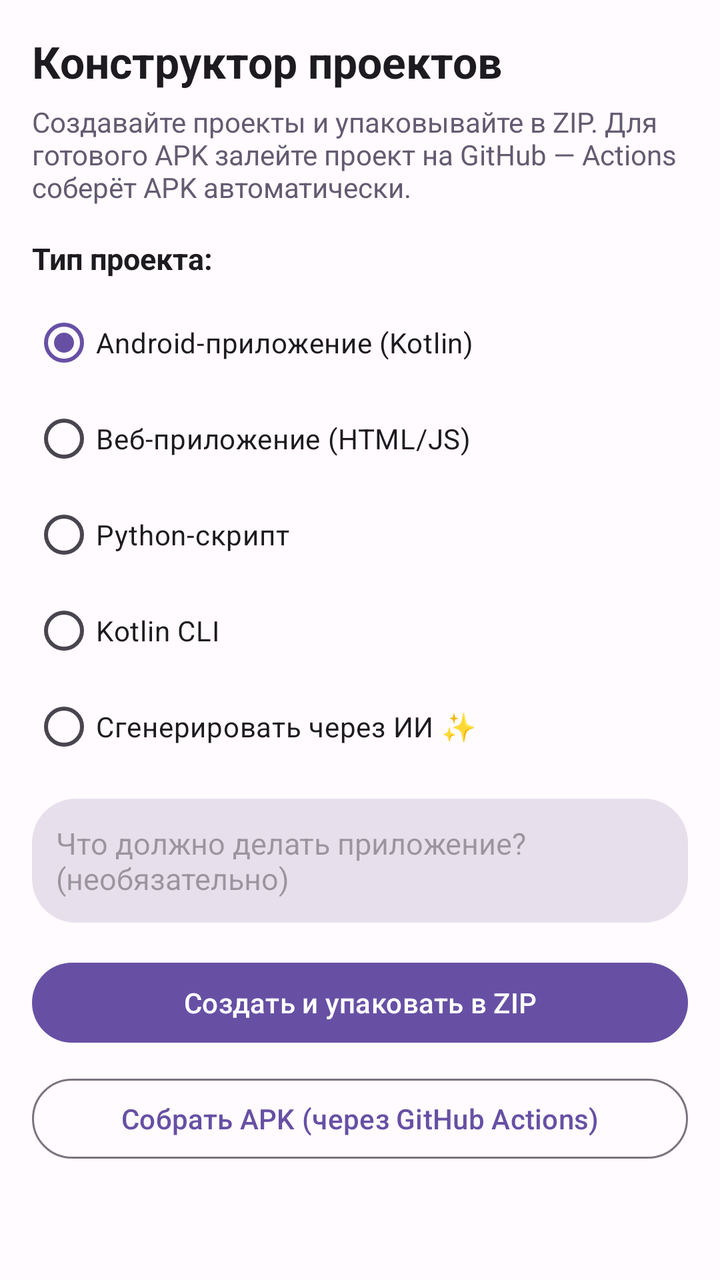
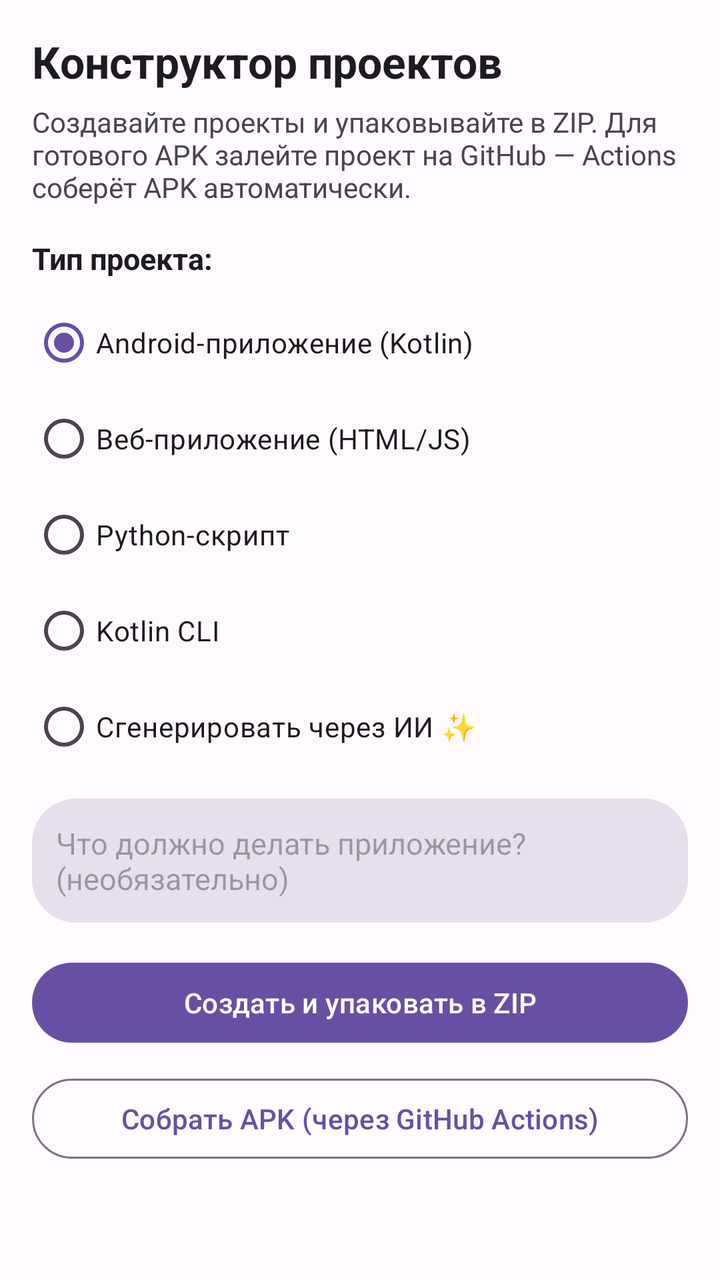

Two renders of the same Android screen: before a commit and after it. Below are the layout's source before the change and the commit's diff.
<!-- AndroidManifest.xml: application theme Theme.DevAIStudio -->
<!-- res/layout/fragment_builder.xml -->
<?xml version="1.0" encoding="utf-8"?>
<ScrollView xmlns:android="http://schemas.android.com/apk/res/android"
    xmlns:app="http://schemas.android.com/apk/res-auto"
    android:layout_width="match_parent"
    android:layout_height="match_parent"
    android:fillViewport="true">

    <LinearLayout
        android:layout_width="match_parent"
        android:layout_height="wrap_content"
        android:orientation="vertical"
        android:padding="16dp">

        <TextView
            android:id="@+id/builder_header"
            android:layout_width="match_parent"
            android:layout_height="wrap_content"
            android:text="@string/builder_title"
            android:textColor="@color/on_surface"
            android:textSize="22sp"
            android:textStyle="bold" />

        <TextView
            android:layout_width="match_parent"
            android:layout_height="wrap_content"
            android:layout_marginTop="6dp"
            android:text="@string/builder_subtitle"
            android:textColor="@color/secondary"
            android:textSize="14sp" />

        <TextView
            android:layout_width="match_parent"
            android:layout_height="wrap_content"
            android:layout_marginTop="16dp"
            android:text="Тип проекта:"
            android:textColor="@color/on_surface"
            android:textSize="15sp"
            android:textStyle="bold" />

        <RadioGroup
            android:id="@+id/type_group"
            android:layout_width="match_parent"
            android:layout_height="wrap_content"
            android:layout_marginTop="8dp">

            <RadioButton
                android:id="@+id/type_android"
                android:layout_width="match_parent"
                android:layout_height="wrap_content"
                android:checked="true"
                android:text="@string/builder_type_android"
                android:textColor="@color/on_surface" />

            <RadioButton
                android:id="@+id/type_web"
                android:layout_width="match_parent"
                android:layout_height="wrap_content"
                android:text="@string/builder_type_web"
                android:textColor="@color/on_surface" />

            <RadioButton
                android:id="@+id/type_python"
                android:layout_width="match_parent"
                android:layout_height="wrap_content"
                android:text="@string/builder_type_python"
                android:textColor="@color/on_surface" />

            <RadioButton
                android:id="@+id/type_kotlin"
                android:layout_width="match_parent"
                android:layout_height="wrap_content"
                android:text="@string/builder_type_kotlin_cli"
                android:textColor="@color/on_surface" />

            <RadioButton
                android:id="@+id/type_ai"
                android:layout_width="match_parent"
                android:layout_height="wrap_content"
                android:text="@string/builder_type_ai"
                android:textColor="@color/on_surface" />
        </RadioGroup>

        <EditText
            android:id="@+id/builder_desc"
            android:layout_width="match_parent"
            android:layout_height="wrap_content"
            android:layout_marginTop="12dp"
            android:gravity="top"
            android:hint="@string/builder_desc_hint"
            android:inputType="textMultiLine"
            android:maxLines="4"
            android:minLines="2"
            android:padding="12dp"
            android:textColor="@color/on_surface"
            android:background="@drawable/bg_input"
            android:textSize="15sp" />

        <com.google.android.material.button.MaterialButton
            android:id="@+id/btn_zip"
            android:layout_width="match_parent"
            android:layout_height="wrap_content"
            android:layout_marginTop="16dp"
            android:text="@string/builder_btn_zip"
            android:textColor="@color/white"
            app:cornerRadius="28dp" />

        <com.google.android.material.button.MaterialButton
            android:id="@+id/btn_apk"
            style="@style/Widget.Material3.Button.OutlinedButton"
            android:layout_width="match_parent"
            android:layout_height="wrap_content"
            android:layout_marginTop="10dp"
            android:text="@string/builder_btn_apk"
            app:cornerRadius="28dp" />

        <TextView
            android:id="@+id/builder_status"
            android:layout_width="match_parent"
            android:layout_height="wrap_content"
            android:layout_marginTop="14dp"
            android:textColor="@color/secondary"
            android:textSize="14sp"
            android:visibility="gone" />

    </LinearLayout>

</ScrollView>
<!-- resources referenced by this layout -->
<resources>
  <color name="on_surface">#1D1B20</color>
  <color name="secondary">#625B71</color>
  <color name="white">#FFFFFF</color>
  <!-- drawable bg_input (drawable) -->
  <?xml version="1.0" encoding="utf-8"?>
  <shape xmlns:android="http://schemas.android.com/apk/res/android" android:shape="rectangle">
      <solid android:color="@color/surface_variant" />
      <corners android:radius="22dp" />
  </shape>
  <string name="builder_btn_apk">Собрать APK (через GitHub Actions)</string>
  <string name="builder_btn_zip">Создать и упаковать в ZIP</string>
  <string name="builder_desc_hint">Что должно делать приложение? (необязательно)</string>
  <string name="builder_subtitle">Создавайте проекты и упаковывайте в ZIP. Для готового APK залейте проект на GitHub — Actions соберёт APK автоматически.</string>
  <string name="builder_title">Конструктор проектов</string>
  <string name="builder_type_ai">Сгенерировать через ИИ ✨</string>
  <string name="builder_type_android">Android-приложение (Kotlin)</string>
  <string name="builder_type_kotlin_cli">Kotlin CLI</string>
  <string name="builder_type_python">Python-скрипт</string>
  <string name="builder_type_web">Веб-приложение (HTML/JS)</string>
  <style name="Theme.DevAIStudio" parent="Theme.Material3.DayNight.NoActionBar">
          <item name="colorPrimary">@color/primary</item>
          <item name="colorOnPrimary">@color/white</item>
          <item name="colorPrimaryContainer">@color/primary_light</item>
          <item name="colorSecondary">@color/secondary</item>
          <item name="colorSurface">@color/surface</item>
          <item name="android:colorBackground">@color/background</item>
          <item name="android:statusBarColor">@color/primary_dark</item>
          <item name="android:windowLightStatusBar">false</item>
      </style>
  <color name="surface_variant">#E7E0EC</color>
  <color name="primary">#6750A4</color>
  <color name="primary_light">#EADDFF</color>
  <color name="surface">#FDF8FF</color>
  <color name="background">#FFFBFE</color>
  <color name="primary_dark">#4F378B</color>
</resources>

<!-- the commit's change to res/layout/fragment_builder.xml (unified diff, before → after) -->
@@ -16,7 +16,7 @@
             android:layout_width="match_parent"
             android:layout_height="wrap_content"
             android:text="@string/builder_title"
-            android:textColor="@color/on_surface"
+            android:textColor="?attr/colorOnSurface"
             android:textSize="22sp"
             android:textStyle="bold" />
 
@@ -25,7 +25,7 @@
             android:layout_height="wrap_content"
             android:layout_marginTop="6dp"
             android:text="@string/builder_subtitle"
-            android:textColor="@color/secondary"
+            android:textColor="?attr/colorOnSurfaceVariant"
             android:textSize="14sp" />
 
         <TextView
@@ -33,7 +33,7 @@
             android:layout_height="wrap_content"
             android:layout_marginTop="16dp"
             android:text="Тип проекта:"
-            android:textColor="@color/on_surface"
+            android:textColor="?attr/colorOnSurface"
             android:textSize="15sp"
             android:textStyle="bold" />
 
@@ -49,35 +49,35 @@
                 android:layout_height="wrap_content"
                 android:checked="true"
                 android:text="@string/builder_type_android"
-                android:textColor="@color/on_surface" />
+                android:textColor="?attr/colorOnSurface" />
 
             <RadioButton
                 android:id="@+id/type_web"
                 android:layout_width="match_parent"
                 android:layout_height="wrap_content"
                 android:text="@string/builder_type_web"
-                android:textColor="@color/on_surface" />
+                android:textColor="?attr/colorOnSurface" />
 
             <RadioButton
                 android:id="@+id/type_python"
                 android:layout_width="match_parent"
                 android:layout_height="wrap_content"
                 android:text="@string/builder_type_python"
-                android:textColor="@color/on_surface" />
+                android:textColor="?attr/colorOnSurface" />
 
             <RadioButton
                 android:id="@+id/type_kotlin"
                 android:layout_width="match_parent"
                 android:layout_height="wrap_content"
                 android:text="@string/builder_type_kotlin_cli"
-                android:textColor="@color/on_surface" />
+                android:textColor="?attr/colorOnSurface" />
 
             <RadioButton
                 android:id="@+id/type_ai"
                 android:layout_width="match_parent"
                 android:layout_height="wrap_content"
                 android:text="@string/builder_type_ai"
-                android:textColor="@color/on_surface" />
+                android:textColor="?attr/colorOnSurface" />
         </RadioGroup>
 
         <EditText
@@ -91,7 +91,7 @@
             android:maxLines="4"
             android:minLines="2"
             android:padding="12dp"
-            android:textColor="@color/on_surface"
+            android:textColor="?attr/colorOnSurface"
             android:background="@drawable/bg_input"
             android:textSize="15sp" />
 
@@ -118,7 +118,7 @@
             android:layout_width="match_parent"
             android:layout_height="wrap_content"
             android:layout_marginTop="14dp"
-            android:textColor="@color/secondary"
+            android:textColor="?attr/colorOnSurfaceVariant"
             android:textSize="14sp"
             android:visibility="gone" />
 
<!-- resource entries referenced after the edit -->
@@ -1,12 +1,11 @@
 <!-- resources referenced by this layout -->
 <resources>
-  <color name="on_surface">#1D1B20</color>
   <color name="secondary">#625B71</color>
   <color name="white">#FFFFFF</color>
   <!-- drawable bg_input (drawable) -->
   <?xml version="1.0" encoding="utf-8"?>
   <shape xmlns:android="http://schemas.android.com/apk/res/android" android:shape="rectangle">
-      <solid android:color="@color/surface_variant" />
+      <solid android:color="?attr/colorSurfaceVariant" />
       <corners android:radius="22dp" />
   </shape>
   <string name="builder_btn_apk">Собрать APK (через GitHub Actions)</string>
@@ -29,7 +28,6 @@
           <item name="android:statusBarColor">@color/primary_dark</item>
           <item name="android:windowLightStatusBar">false</item>
       </style>
-  <color name="surface_variant">#E7E0EC</color>
   <color name="primary">#6750A4</color>
   <color name="primary_light">#EADDFF</color>
   <color name="surface">#FDF8FF</color>
